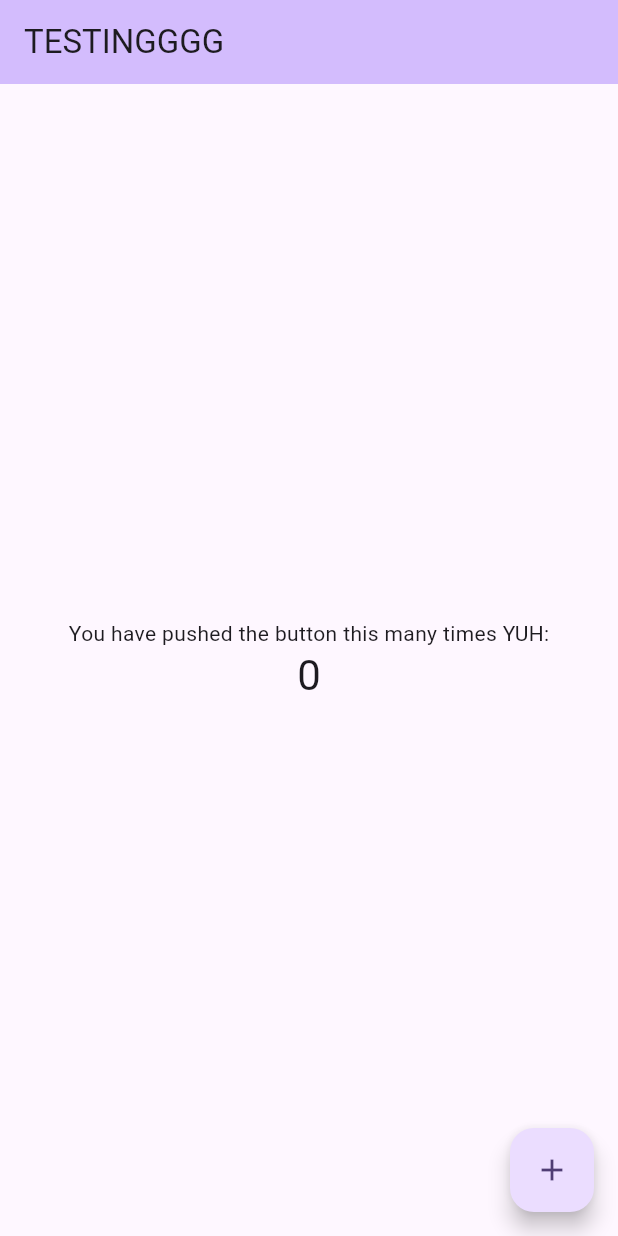
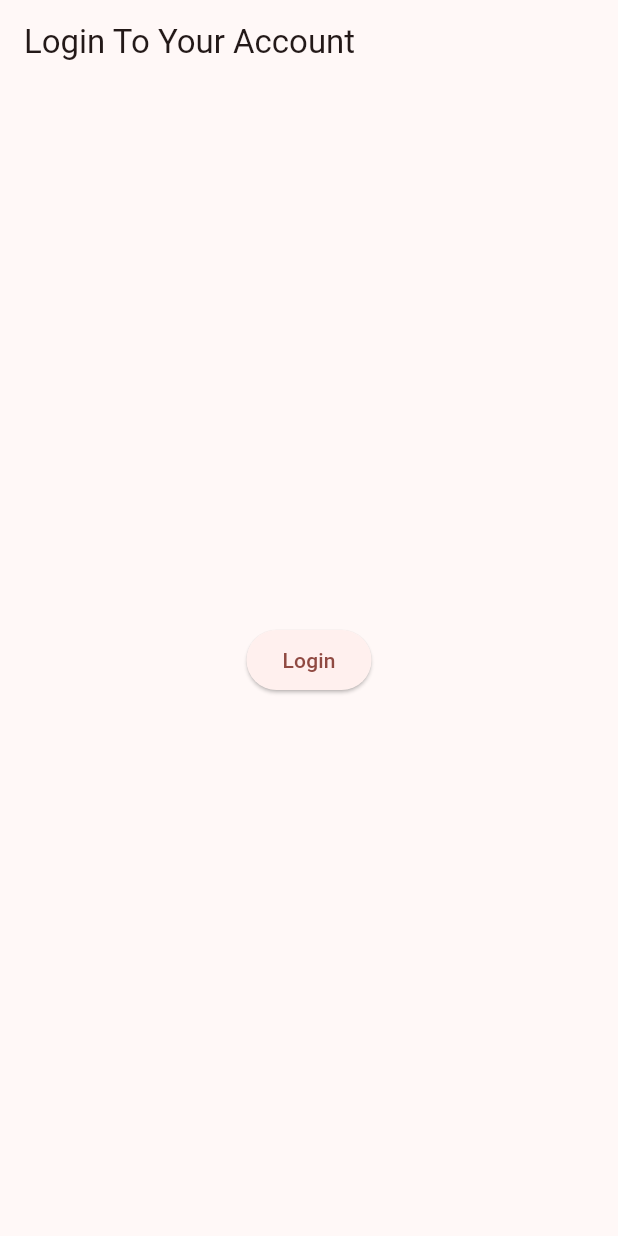
Before and after one commit to fernfern0011/bloodgowhere, a Flutter app: the screen it shows after launch, on a phone screen of 412 x 824 dp. Run offline on Flutter 3.47's test engine with Material 3 defaults, Android fonts, the phone set to English and light mode, and no system bars.

Commit message:
Created route to Home Page

```diff
--- a/lib/main.dart
+++ b/lib/main.dart
@@ -1,4 +1,5 @@
 import 'package:flutter/material.dart';
+import 'home.dart';
 
 void main() {
   runApp(const MyApp());
@@ -11,115 +12,35 @@ class MyApp extends StatelessWidget {
   @override
   Widget build(BuildContext context) {
     return MaterialApp(
-      title: 'Flutter Demo',
+      title: 'BloodGoWhere',
       theme: ThemeData(
-        // This is the theme of your application.
-        //
-        // TRY THIS: Try running your application with "flutter run". You'll see
-        // the application has a blue toolbar. Then, without quitting the app,
-        // try changing the seedColor in the colorScheme below to Colors.green
-        // and then invoke "hot reload" (save your changes or press the "hot
-        // reload" button in a Flutter-supported IDE, or press "r" if you used
-        // the command line to start the app).
-        //
-        // Notice that the counter didn't reset back to zero; the application
-        // state is not lost during the reload. To reset the state, use hot
-        // restart instead.
-        //
-        // This works for code too, not just values: Most code changes can be
-        // tested with just a hot reload.
-        colorScheme: ColorScheme.fromSeed(seedColor: Colors.deepPurple),
+        colorScheme: ColorScheme.fromSeed(seedColor: Colors.red),
         useMaterial3: true,
       ),
-      home: const MyHomePage(title: 'TESTINGGGG'),
+      home: LandingPage(),
     );
   }
 }
 
-class MyHomePage extends StatefulWidget {
-  const MyHomePage({super.key, required this.title});
-
-  // This widget is the home page of your application. It is stateful, meaning
-  // that it has a State object (defined below) that contains fields that affect
-  // how it looks.
-
-  // This class is the configuration for the state. It holds the values (in this
-  // case the title) provided by the parent (in this case the App widget) and
-  // used by the build method of the State. Fields in a Widget subclass are
-  // always marked "final".
-
-  final String title;
-
+class LandingPage extends StatefulWidget {
   @override
-  State<MyHomePage> createState() => _MyHomePageState();
+  State<LandingPage> createState() => _LandingPageState();
 }
 
-class _MyHomePageState extends State<MyHomePage> {
-  int _counter = 0;
-
-  void _incrementCounter() {
-    setState(() {
-      // This call to setState tells the Flutter framework that something has
-      // changed in this State, which causes it to rerun the build method below
-      // so that the display can reflect the updated values. If we changed
-      // _counter without calling setState(), then the build method would not be
-      // called again, and so nothing would appear to happen.
-      _counter++;
-    });
-  }
-
+class _LandingPageState extends State<LandingPage> {
   @override
   Widget build(BuildContext context) {
-    // This method is rerun every time setState is called, for instance as done
-    // by the _incrementCounter method above.
-    //
-    // The Flutter framework has been optimized to make rerunning build methods
-    // fast, so that you can just rebuild anything that needs updating rather
-    // than having to individually change instances of widgets.
     return Scaffold(
-      appBar: AppBar(
-        // TRY THIS: Try changing the color here to a specific color (to
-        // Colors.amber, perhaps?) and trigger a hot reload to see the AppBar
-        // change color while the other colors stay the same.
-        backgroundColor: Theme.of(context).colorScheme.inversePrimary,
-        // Here we take the value from the MyHomePage object that was created by
-        // the App.build method, and use it to set our appbar title.
-        title: Text(widget.title),
-      ),
+      appBar: AppBar(title: Text("Login To Your Account")),
       body: Center(
-        // Center is a layout widget. It takes a single child and positions it
-        // in the middle of the parent.
-        child: Column(
-          // Column is also a layout widget. It takes a list of children and
-          // arranges them vertically. By default, it sizes itself to fit its
-          // children horizontally, and tries to be as tall as its parent.
-          //
-          // Column has various properties to control how it sizes itself and
-          // how it positions its children. Here we use mainAxisAlignment to
-          // center the children vertically; the main axis here is the vertical
-          // axis because Columns are vertical (the cross axis would be
-          // horizontal).
-          //
-          // TRY THIS: Invoke "debug painting" (choose the "Toggle Debug Paint"
-          // action in the IDE, or press "p" in the console), to see the
-          // wireframe for each widget.
-          mainAxisAlignment: MainAxisAlignment.center,
-          children: <Widget>[
-            const Text(
-              'You have pushed the button this many times YUH:',
-            ),
-            Text(
-              '$_counter',
-              style: Theme.of(context).textTheme.headlineMedium,
-            ),
-          ],
+        child: ElevatedButton(
+          child: Text('Login'),
+          onPressed: () {
+            Navigator.push(
+                context, MaterialPageRoute(builder: (context) => HomePage()));
+          },
         ),
       ),
-      floatingActionButton: FloatingActionButton(
-        onPressed: _incrementCounter,
-        tooltip: 'Increment',
-        child: const Icon(Icons.add),
-      ), // This trailing comma makes auto-formatting nicer for build methods.
     );
   }
 }
```
Also changed, not shown: lib/app/home.dart (deleted, +0 -21 lines), lib/home.dart (added, +46 -0 lines).
